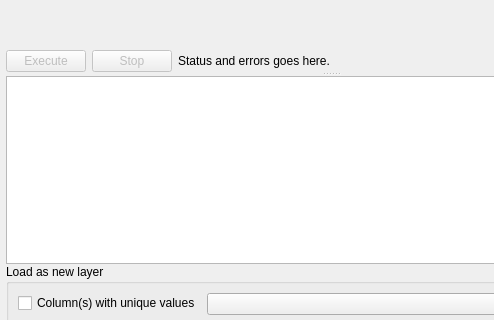
carsmie/QGIS, file src/ui/qgsqueryresultpanelwidgetbase.ui: the form before one commit; both pictures show x 0 to 494 and y 0 to 320 of the 662 by 471 pixel window.
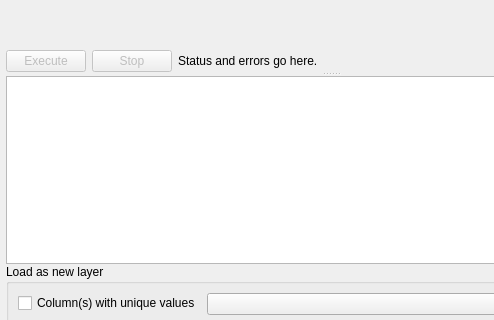
The form after the commit. Custom widgets are drawn as their Qt base class.

Commit message: translation string fixes

```diff
--- a/src/ui/qgsqueryresultpanelwidgetbase.ui
+++ b/src/ui/qgsqueryresultpanelwidgetbase.ui
@@ -112,7 +112,7 @@
               <item>
                <widget class="QLabel" name="mStatusLabel">
                 <property name="text">
-                 <string>Status and errors goes here.</string>
+                 <string>Status and errors go here.</string>
                 </property>
                </widget>
               </item>
```
The commit also changes 1 other file.
